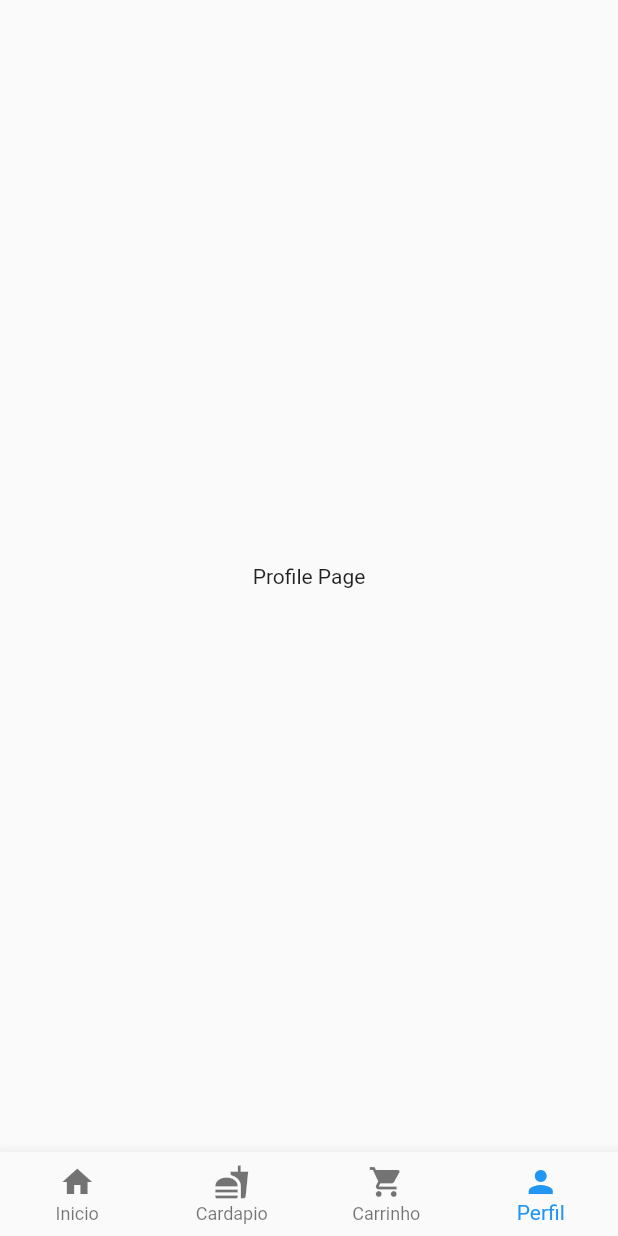
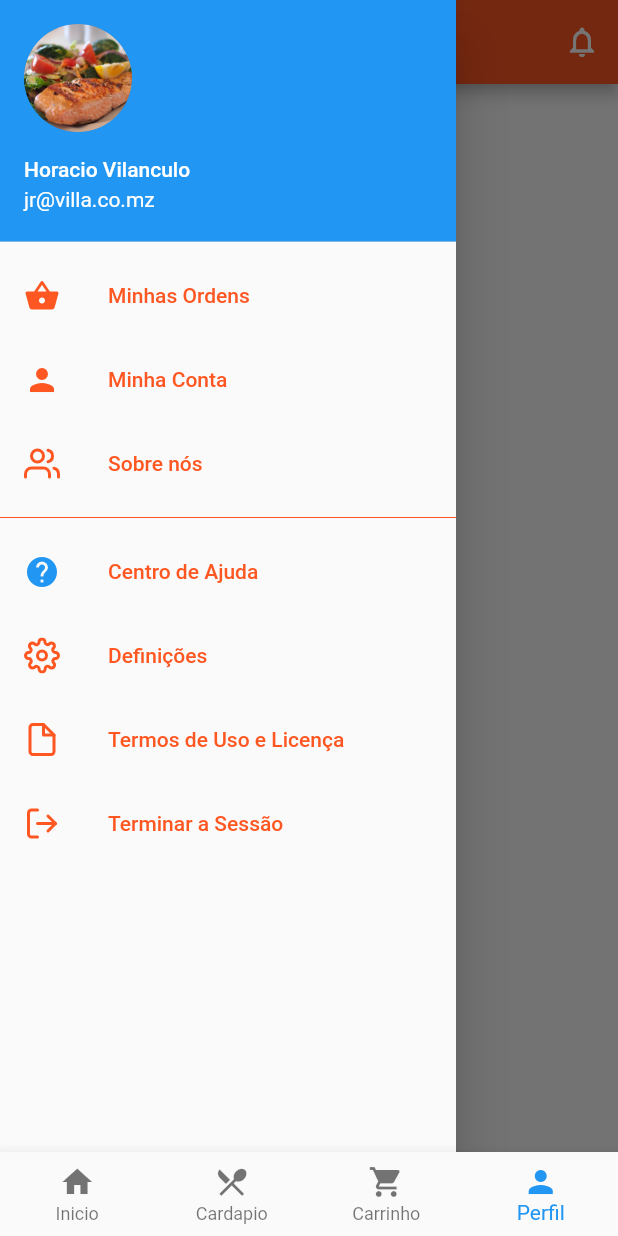
Before and after one commit to HoracioJunior/Food_Ordering_UI, a Flutter app: the screen it shows after launch, item 4 of the bottom bar chosen, with the side drawer open (before the commit the screen has no drawer), on a phone screen of 412 x 824 dp. Run offline on Flutter 3.47's test engine with Material 2 defaults, Android fonts, the phone set to English and light mode, and no system bars; our stand-ins replace feather_icons_flutter, flutter_vector_icons, font_awesome_flutter, smooth_star_rating; missing offline and left inert: flutter_auth_buttons.

Commit message:
Improviments off App

```diff
--- a/lib/src/pages/order_page.dart
+++ b/lib/src/pages/order_page.dart
@@ -8,6 +8,7 @@ class OrderPage extends StatefulWidget {
 }
 
 class _OrderPageState extends State<OrderPage> {
+
   @override
   Widget build(BuildContext context) {
     return Scaffold(
--- a/lib/src/pages/profile_page.dart
+++ b/lib/src/pages/profile_page.dart
@@ -1,4 +1,6 @@
 import 'package:flutter/material.dart';
+import 'package:flutter_vector_icons/flutter_vector_icons.dart';
+import 'package:feather_icons_flutter/feather_icons_flutter.dart';
 
 class ProfilePage extends StatefulWidget{
   @override
@@ -8,9 +10,85 @@ class ProfilePage extends StatefulWidget{
 class _ProfilePageState extends State<ProfilePage>{
   @override
   Widget build(BuildContext context){
-    return Center(
-      child: Text(
-        "Profile Page"
+    return Scaffold(
+      appBar: AppBar(
+        backgroundColor: Colors.deepOrange,
+        actions: <Widget>[
+          IconButton(
+            icon: Icon(Icons.notifications_none),
+            onPressed: (){},
+          ),
+        ],
+        title: Text("Meu Perfil",
+         style: TextStyle(
+           fontSize: 24.0
+         ),
+        ),
+      ),
+      drawer: Drawer(
+        child: ListView(
+          children: <Widget>[
+            UserAccountsDrawerHeader(
+              accountName: Text("Horacio Vilanculo"),
+              accountEmail: Text("jr@villa.co.mz"),
+              currentAccountPicture: GestureDetector(
+                child: CircleAvatar(
+                  backgroundImage: AssetImage("assets/images/lunch.jpeg"),
+                ),
+              ),
+            ),
+            ListTile(
+              title: Text("Minhas Ordens",
+              style: TextStyle(color: Colors.deepOrange) ,
+              ),
+              leading: Icon(Icons.shopping_basket, color: Colors.deepOrange,),
+              onTap: (){ print("Minhas Ordens");},
+            ),
+            ListTile(
+              title: Text("Minha Conta",
+              style: TextStyle(color: Colors.deepOrange) ,
+              ),
+              leading: Icon(Icons.person, color: Colors.deepOrange,),
+              onTap: (){ print("Minha Conta");},
+            ),
+            ListTile(
+              title: Text("Sobre nós",
+              style: TextStyle(color: Colors.deepOrange) ,
+              ),
+              leading: Icon(FeatherIcons.users, color: Colors.deepOrange,),
+              onTap: (){},
+            ),
+            Divider( color: Colors.deepOrange,),
+            ListTile(
+              title: Text("Centro de Ajuda",
+              style: TextStyle(color: Colors.deepOrange) ,
+              ),
+              leading: Icon(Icons.help, color: Colors.blue),
+              onTap: (){ print("Centro de Ajuda");},
+            ),
+            ListTile(
+              title: Text("Definições",
+              style: TextStyle(color: Colors.deepOrange) ,
+              ),
+              leading: Icon(FeatherIcons.settings, color: Colors.deepOrange,),
+              onTap: (){ print("Definições");},
+            ),
+            ListTile(
+              title: Text("Termos de Uso e Licença",
+              style: TextStyle(color: Colors.deepOrange) ,
+              ),
+              leading: Icon(FeatherIcons.file, color: Colors.deepOrange,),
+              onTap: (){ print("Termos de Uso e Licença");},
+            ),
+            ListTile(
+              title: Text("Terminar a Sessão",
+              style: TextStyle(color: Colors.deepOrange) ,
+              ),
+              leading: Icon(FeatherIcons.logOut, color: Colors.deepOrange,),
+              onTap: (){ print("");},
+            ),
+          ],
+        ),
       ),
     );
   }
--- a/lib/src/pages/signup_page.dart
+++ b/lib/src/pages/signup_page.dart
@@ -7,6 +7,7 @@ class SignUpPage extends StatefulWidget {
 }
 
 class _SignUpPageState extends State<SignUpPage> {
+
   bool _toggleVisibility = true;
   bool _toggleConfirmVisibility = true;
 
--- a/lib/src/screen/main_screen.dart
+++ b/lib/src/screen/main_screen.dart
@@ -52,7 +52,7 @@ class MainScreen extends StatefulWidget{
             title: Text("Inicio")
           ),
           BottomNavigationBarItem(
-            icon: Icon(Icons.fastfood),
+            icon: Icon(Icons.restaurant_menu),
             title: Text("Cardapio")
           ),
           BottomNavigationBarItem(
```
Also changed, not shown: lib/src/pages/cardapio_page.dart (+48 -5 lines), lib/src/pages/sign_page.dart (+14 -2 lines), lib/src/widgets/bought_food.dart (+13 -2 lines), lib/src/widgets/home_top_info.dart (+7 -1 lines), lib/src/widgets/search_field.dart (+8 -0 lines), pubspec.yaml (+6 -2 lines), pubspec.lock, 3 other files.
